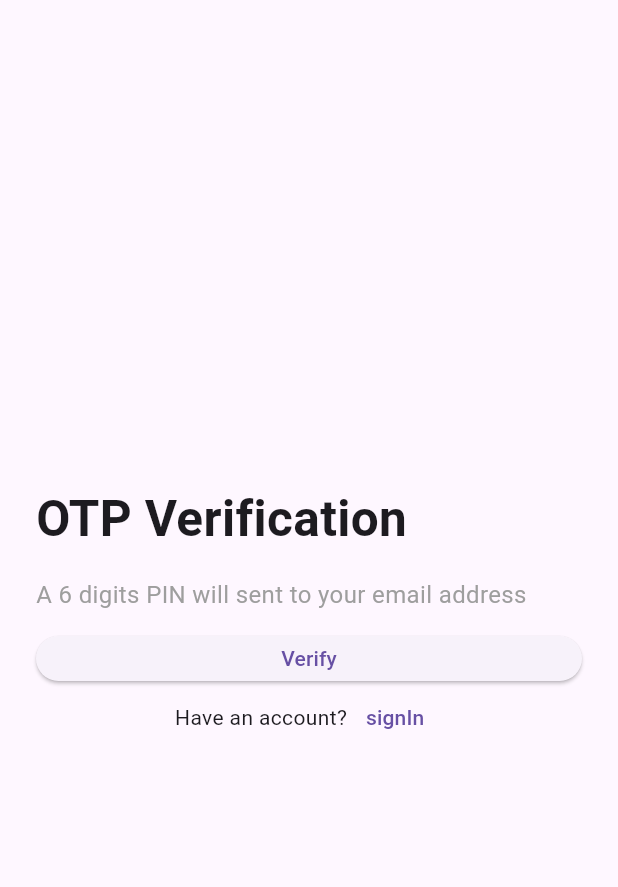
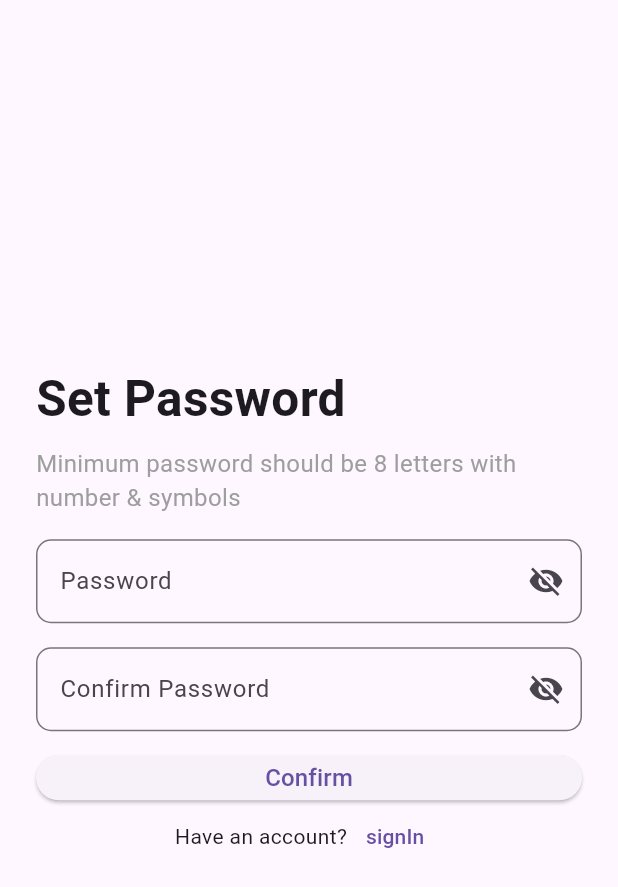
Before and after one commit to Rokeya17/DutyDash, a Flutter app: the OTPVerificationScreen screen opened directly, after a tap on "Verify", on a phone screen of 412 x 824 dp. Shown: the top 887 px of the screen. Run offline on Flutter 3.47's test engine with Material 3 defaults, Android fonts, the phone set to English and light mode, and no system bars; our stand-ins replace flutter_svg, get, pin_code_fields.

Commit message:
Email and OTP verification,Set password ,BottomNav UI screen added

```diff
--- a/lib/presentation/screens/otp_verification_screen.dart
+++ b/lib/presentation/screens/otp_verification_screen.dart
@@ -1,4 +1,8 @@
+import 'package:dutydash/presentation/screens/set_password_screen.dart';
+import 'package:dutydash/presentation/screens/signin_screen.dart';
 import 'package:flutter/material.dart';
+import 'package:get/get.dart';
+import 'package:pin_code_fields/pin_code_fields.dart';
 
 class OTPVerificationScreen extends StatefulWidget {
   const OTPVerificationScreen({super.key});
@@ -38,17 +42,57 @@ class _OTPVerificationScreenState extends State<OTPVerificationScreen> {
               const SizedBox(
                 height: 16,
               ),
+              PinCodeTextField(
+                keyboardType: TextInputType.number,
+                length: 6,
+                obscureText: false,
+                animationType: AnimationType.fade,
+                pinTheme: PinTheme(
+                  shape: PinCodeFieldShape.box,
+                  borderRadius: BorderRadius.circular(5),
+                  fieldHeight: 50,
+                  fieldWidth: 40,
+                  activeFillColor: Colors.white,
+                  inactiveColor: Colors.blue,
+                  inactiveFillColor: Colors.white,
+                  activeColor: Colors.grey,
+                  selectedColor: Colors.white,
+                  selectedFillColor: Colors.white,
+                ),
+                animationDuration: const Duration(milliseconds: 300),
+                backgroundColor: Colors.white,
+                enableActiveFill: true,
+                onCompleted: (v) {},
+                onChanged: (value) {
+                  setState(() {});
+                },
+                beforeTextPaste: (text) {
+                  return true;
+                },
+                appContext: context,
+              ),
               SizedBox(
                 height: 30,
                 width: double.infinity,
                 child: ElevatedButton(
-                    onPressed: () {}, child: const Text('Verify')),
+                    onPressed: () {
+                      Get.to(const SetPasswordScreen());
+                    },
+                    child: const Text('Verify')),
               ),
               Row(
                 mainAxisAlignment: MainAxisAlignment.center,
                 children: [
                   const Text('Have an account?'),
-                  TextButton(onPressed: () {}, child: const Text('signIn'))
+                  TextButton(
+                      onPressed: () {
+                        Navigator.pushAndRemoveUntil(
+                            context,
+                            MaterialPageRoute(
+                                builder: (context) => const SignInScreen()),
+                            (route) => false);
+                      },
+                      child: const Text('signIn'))
                 ],
               ),
             ],
--- /dev/null
+++ b/lib/presentation/screens/set_password_screen.dart
@@ -0,0 +1,124 @@
+import 'package:dutydash/presentation/screens/signin_screen.dart';
+import 'package:flutter/material.dart';
+
+class SetPasswordScreen extends StatefulWidget {
+  const SetPasswordScreen({super.key});
+
+  @override
+  State<SetPasswordScreen> createState() => _SetPasswordScreenState();
+}
+
+class _SetPasswordScreenState extends State<SetPasswordScreen> {
+  final TextEditingController _passtextEditingController =
+      TextEditingController();
+  bool _passwordVisibility = false;
+  @override
+  Widget build(BuildContext context) {
+    return Scaffold(
+      body: Center(
+        child: SingleChildScrollView(
+          child: Padding(
+            padding: const EdgeInsets.all(24),
+            child: SafeArea(
+              child: Column(
+                mainAxisAlignment: MainAxisAlignment.center,
+                crossAxisAlignment: CrossAxisAlignment.start,
+                children: [
+                  const Text(
+                    'Set Password',
+                    style: TextStyle(
+                      fontWeight: FontWeight.w600,
+                      fontSize: 33,
+                    ),
+                  ),
+                  const SizedBox(
+                    height: 8,
+                  ),
+                  const Text(
+                    'Minimum password should be 8 letters with number & symbols',
+                    style: TextStyle(
+                        fontWeight: FontWeight.normal,
+                        fontSize: 16,
+                        color: Colors.grey),
+                  ),
+                  const SizedBox(
+                    height: 16,
+                  ),
+                  TextFormField(
+                    controller: _passtextEditingController,
+                    keyboardType: TextInputType.visiblePassword,
+                    obscureText: true,
+                    decoration: InputDecoration(
+                        border: OutlineInputBorder(
+                          borderRadius: BorderRadius.circular(10.0),
+                          borderSide: const BorderSide(color: Colors.blue),
+                        ),
+                        labelText: 'Password',
+                        suffixIcon: IconButton(
+                            onPressed: () {
+                              setState(() {
+                                _passwordVisibility = !_passwordVisibility;
+                              });
+                            },
+                            icon: _passwordVisibility
+                                ? const Icon(Icons.visibility)
+                                : const Icon(Icons.visibility_off))),
+                  ),
+                  const SizedBox(
+                    height: 16,
+                  ),
+                  TextFormField(
+                    controller: _passtextEditingController,
+                    keyboardType: TextInputType.visiblePassword,
+                    obscureText: true,
+                    decoration: InputDecoration(
+                        border: OutlineInputBorder(
+                          borderRadius: BorderRadius.circular(10.0),
+                          borderSide: const BorderSide(color: Colors.blue),
+                        ),
+                        labelText: 'Confirm Password',
+                        suffixIcon: IconButton(
+                            onPressed: () {
+                              setState(() {
+                                _passwordVisibility = !_passwordVisibility;
+                              });
+                            },
+                            icon: _passwordVisibility
+                                ? const Icon(Icons.visibility)
+                                : const Icon(Icons.visibility_off))),
+                  ),
+                  const SizedBox(
+                    height: 16,
+                  ),
+                  SizedBox(
+                    height: 30,
+                    width: double.infinity,
+                    child: ElevatedButton(
+                        onPressed: () {
+                          Navigator.pushAndRemoveUntil(
+                              context,
+                              MaterialPageRoute(
+                                  builder: (context) => const SignInScreen()),
+                              (route) => false);
+                        },
+                        child: const Text(
+                          'Confirm',
+                          style: TextStyle(fontSize: 16),
+                        )),
+                  ),
+                  Row(
+                    mainAxisAlignment: MainAxisAlignment.center,
+                    children: [
+                      const Text('Have an account?'),
+                      TextButton(onPressed: () {}, child: const Text('signIn'))
+                    ],
+                  ),
+                ],
+              ),
+            ),
+          ),
+        ),
+      ),
+    );
+  }
+}
--- a/lib/presentation/screens/splash_screen.dart
+++ b/lib/presentation/screens/splash_screen.dart
@@ -20,7 +20,7 @@ class _SplashScreenState extends State<SplashScreen> {
     Future.delayed(const Duration(seconds: 3)).then((_) {
       Navigator.pushAndRemoveUntil(
         context,
-        MaterialPageRoute(builder: (context) => const LoginScreen()),
+        MaterialPageRoute(builder: (context) => const SignInScreen()),
         (route) => false,
       );
     });
--- a/lib/presentation/screens/update_ptofile_screen.dart
+++ b/lib/presentation/screens/update_ptofile_screen.dart
@@ -1,4 +1,4 @@
-import 'package:dutydash/presentation/screens/home_screen.dart';
+import 'package:dutydash/presentation/screens/bottomnav_base_screen.dart';
 import 'package:flutter/material.dart';
 import 'package:get/get.dart';
 
@@ -103,7 +103,7 @@ class _UpdateProfileScreenState extends State<UpdateProfileScreen> {
                 width: double.infinity,
                 child: ElevatedButton(
                   onPressed: () {
-                    Get.to(const Homescreen());
+                    Get.to(const BottomNavScreen());
                   },
                   child: const Text('Update'),
                 ),
```
Also changed, not shown: lib/presentation/auth/bottom_nav_screen.dart (deleted, +0 -15 lines), lib/presentation/screens/bottomnav_base_screen.dart (added, +25 -0 lines), lib/presentation/screens/home_screen.dart (deleted, +0 -15 lines), lib/presentation/screens/signin_screen.dart (+10 -9 lines), lib/presentation/screens/signup_screen.dart (+7 -5 lines).
